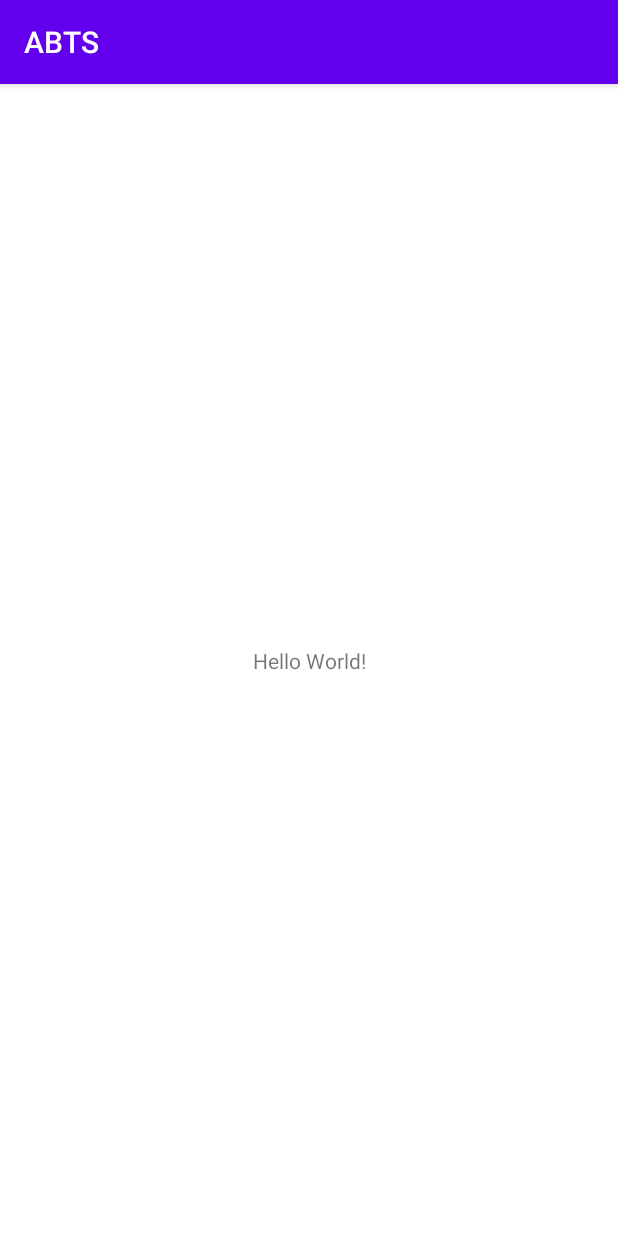
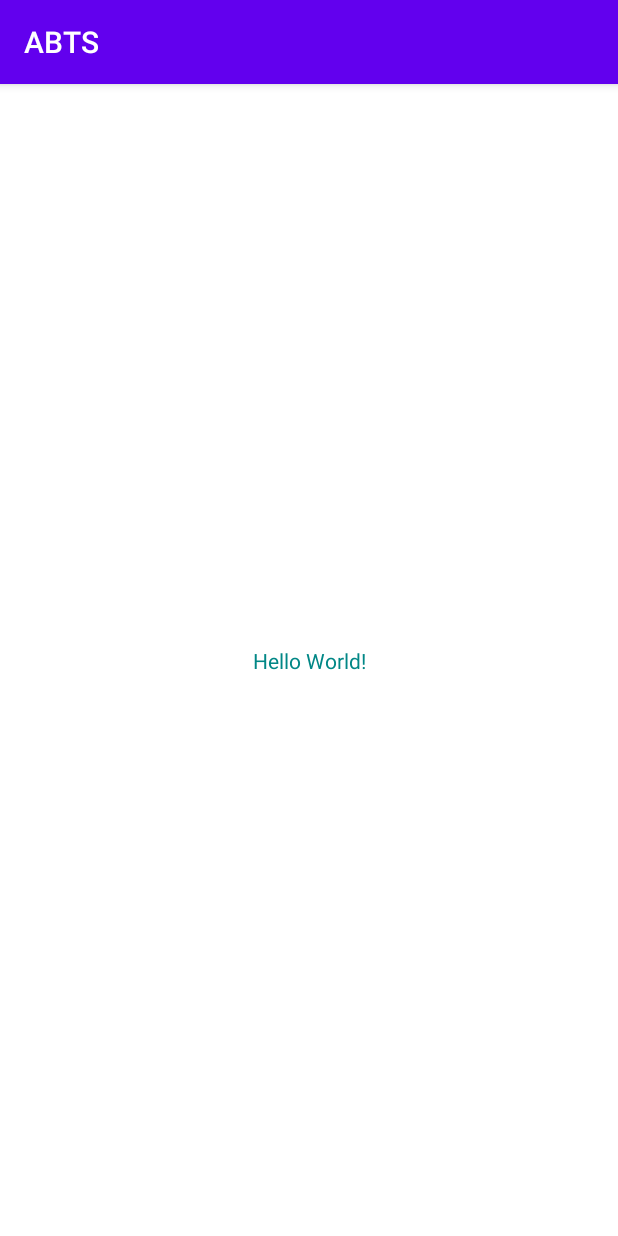
Before and after one commit to Buddhima-JD3/MAD-ABTS, an Android app: the screen it shows after launch (MainActivity), on a phone screen of 412 x 824 dp. Run offline under Robolectric (Android 15) with nearby library versions, the phone set to English and light mode, and no system bars.

Commit message:
color changed

```diff
--- a/app/src/main/res/layout/activity_main.xml
+++ b/app/src/main/res/layout/activity_main.xml
@@ -10,6 +10,7 @@
         android:layout_width="wrap_content"
         android:layout_height="wrap_content"
         android:text="Hello World!"
+        android:textColor="@color/design_default_color_secondary_variant"
         app:layout_constraintBottom_toBottomOf="parent"
         app:layout_constraintLeft_toLeftOf="parent"
         app:layout_constraintRight_toRightOf="parent"
```
